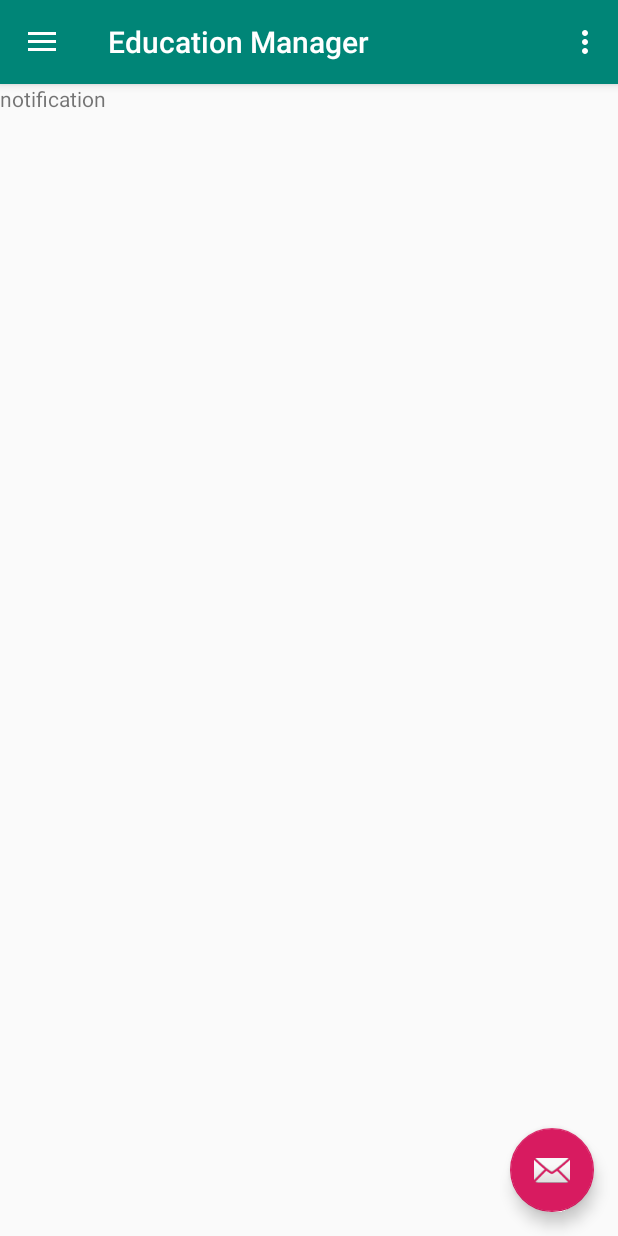
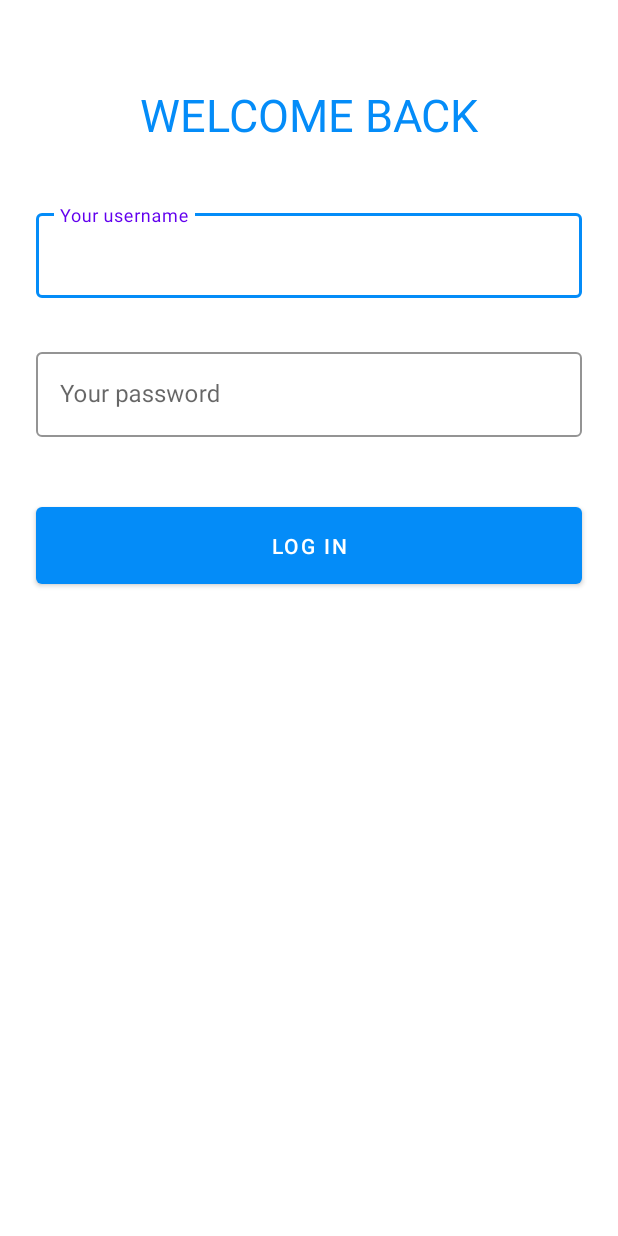
Before and after one commit to nguyenvanman/SOAEducationManager, an Android app: the screen it shows after launch (MainActivity before the commit, LoginActivity after it), on a phone screen of 412 x 824 dp. Run offline under Robolectric (Android 15) with nearby library versions, the phone set to English and light mode, and no system bars.

Commit message:
Add function login

```diff
--- /dev/null
+++ b/app/src/main/java/com/schoolteam/educationmanager/commons/Constants.kt
@@ -0,0 +1,10 @@
+package com.schoolteam.educationmanager.commons
+
+const val PreferenceKeyUserId = "user_id"
+const val PreferenceKeyUsername = "username"
+const val PreferenceKeyUserFirstName = "first_name"
+const val PreferenceKeyUserLastName = "last_name"
+const val PreferenceKeyUserAvatarUrl = "avatar_url"
+const val PreferenceKeyGroupId = "group_id"
+const val PreferenceKeyGroupName = "group_name"
+const val PreferenceKeyLoginToken = "login_token"
--- /dev/null
+++ b/app/src/main/java/com/schoolteam/educationmanager/models/dtos/requests/LoginBody.kt
@@ -0,0 +1,6 @@
+package com.schoolteam.educationmanager.models.dtos.requests
+
+import com.google.gson.annotations.SerializedName
+
+data class LoginBody(@SerializedName("username") val username: String,
+                     @SerializedName("password") val password: String)
--- /dev/null
+++ b/app/src/main/java/com/schoolteam/educationmanager/models/dtos/responses/Group.kt
@@ -0,0 +1,6 @@
+package com.schoolteam.educationmanager.models.dtos.responses
+
+import com.google.gson.annotations.SerializedName
+
+data class Group(@SerializedName("id") val id : Int?,
+                 @SerializedName("name") val name : String?)
--- /dev/null
+++ b/app/src/main/java/com/schoolteam/educationmanager/models/dtos/responses/LoginResponse.kt
@@ -0,0 +1,6 @@
+package com.schoolteam.educationmanager.models.dtos.responses
+
+import com.google.gson.annotations.SerializedName
+
+data class LoginResponse(@SerializedName("user") val user : User,
+                         @SerializedName("group") val group: Group)
--- /dev/null
+++ b/app/src/main/java/com/schoolteam/educationmanager/models/xx.kt
@@ -0,0 +1 @@
+package com.schoolteam.educationmanager.models
--- /dev/null
+++ b/app/src/main/res/layout/activity_login.xml
@@ -0,0 +1,86 @@
+<?xml version="1.0" encoding="utf-8"?>
+<android.support.constraint.ConstraintLayout xmlns:android="http://schemas.android.com/apk/res/android"
+                                             xmlns:app="http://schemas.android.com/apk/res-auto"
+                                             xmlns:tools="http://schemas.android.com/tools"
+                                             android:layout_width="match_parent"
+                                             android:layout_height="match_parent"
+                                             android:background="@color/colorWhite"
+                                             tools:ignore="Autofill">
+
+    <TextView
+            android:id="@+id/textView3"
+            android:layout_width="wrap_content"
+            android:layout_height="wrap_content"
+            android:layout_marginTop="56dp"
+            android:text="@string/login_screen_title"
+            android:textColor="@color/colorAccent"
+            android:textSize="30sp"
+            app:layout_constraintEnd_toEndOf="parent"
+            app:layout_constraintStart_toStartOf="parent"
+            app:layout_constraintTop_toTopOf="parent" />
+
+    <android.support.design.widget.TextInputLayout
+            android:layout_width="match_parent"
+            android:layout_height="wrap_content"
+            android:layout_marginLeft="24dp"
+            android:layout_marginRight="24dp"
+            android:layout_marginTop="40dp"
+            android:id="@+id/tilUsername"
+            app:boxStrokeColor="@color/colorAccent"
+            app:errorEnabled="true"
+            style="@style/Widget.MaterialComponents.TextInputLayout.OutlinedBox"
+            app:layout_constraintEnd_toEndOf="parent"
+            app:layout_constraintStart_toStartOf="parent"
+            app:layout_constraintTop_toBottomOf="@+id/textView3" >
+        <android.support.design.widget.TextInputEditText
+                android:layout_width="match_parent"
+                android:layout_height="wrap_content"
+                android:maxLines="1"
+                android:ellipsize="end"
+                android:ems="10"
+                android:inputType="textEmailAddress"
+                android:hint="@string/login_screen_input_username"
+                android:id="@+id/edt_username"/>
+    </android.support.design.widget.TextInputLayout>
+
+    <android.support.design.widget.TextInputLayout
+            android:layout_width="match_parent"
+            android:layout_height="wrap_content"
+            android:layout_marginLeft="24dp"
+            android:layout_marginRight="24dp"
+            android:layout_marginTop="10dp"
+            android:id="@+id/tilPassword"
+            app:errorEnabled="true"
+            app:boxStrokeColor="@color/colorAccent"
+            style="@style/Widget.MaterialComponents.TextInputLayout.OutlinedBox"
+            app:layout_constraintEnd_toEndOf="parent"
+            app:layout_constraintStart_toStartOf="parent"
+            app:layout_constraintTop_toBottomOf="@+id/tilUsername" >
+        <android.support.design.widget.TextInputEditText
+                android:layout_width="match_parent"
+                android:layout_height="wrap_content"
+                android:maxLines="1"
+                android:ellipsize="end"
+                android:ems="10"
+                android:inputType="textPassword"
+                android:hint="@string/login_screen_input_password"
+                android:id="@+id/edt_password"/>
+    </android.support.design.widget.TextInputLayout>
+
+    <Button
+            android:id="@+id/btn_login"
+            android:layout_width="match_parent"
+            android:layout_height="wrap_content"
+            android:layout_marginLeft="24dp"
+            android:layout_marginRight="24dp"
+            android:layout_marginTop="20dp"
+            android:paddingTop="16dp"
+            android:paddingBottom="16dp"
+            android:text="@string/login_screen_button_login"
+            android:textColor="@color/colorWhite"
+            app:backgroundTint="@color/colorAccent"
+            app:layout_constraintEnd_toEndOf="parent"
+            app:layout_constraintStart_toStartOf="parent"
+            app:layout_constraintTop_toBottomOf="@+id/tilPassword" />
+
+</android.support.constraint.ConstraintLayout>
--- /dev/null
+++ b/app/src/main/res/layout/querying_progress.xml
@@ -0,0 +1,6 @@
+<?xml version="1.0" encoding="utf-8"?>
+<ProgressBar xmlns:android="http://schemas.android.com/apk/res/android"
+             android:id="@+id/progressBar"
+             style="?android:attr/progressBarStyle"
+             android:layout_width="50dp"
+             android:layout_height="50dp" />
--- a/app/src/main/res/values/colors.xml
+++ b/app/src/main/res/values/colors.xml
@@ -2,5 +2,6 @@
 <resources>
     <color name="colorPrimary">#008577</color>
     <color name="colorPrimaryDark">#00574B</color>
-    <color name="colorAccent">#D81B60</color>
+    <color name="colorAccent">#048CF8</color>
+    <color name="colorWhite">#FFFFFF</color>
 </resources>
--- a/app/src/main/res/values/strings.xml
+++ b/app/src/main/res/values/strings.xml
@@ -13,6 +13,8 @@
     <string name="drawer_menu_logout">Log out</string>
     <string name="drawer_menu_title_others">Others</string>
 
-    <!-- TODO: Remove or change this placeholder text -->
-    <string name="hello_blank_fragment">Hello blank fragment</string>
+    <string name="login_screen_title">WELCOME BACK</string>
+    <string name="login_screen_input_username">Your username</string>
+    <string name="login_screen_input_password">Your password</string>
+    <string name="login_screen_button_login">Log in</string>
 </resources>
--- a/app/src/main/res/values/styles.xml
+++ b/app/src/main/res/values/styles.xml
@@ -1,7 +1,7 @@
 <resources>
 
     <!-- Base application theme. -->
-    <style name="AppTheme" parent="Theme.AppCompat.Light.DarkActionBar">
+    <style name="AppTheme" parent="@style/Theme.MaterialComponents.Light.DarkActionBar">
         <!-- Customize your theme here. -->
         <item name="colorPrimary">@color/colorPrimary</item>
         <item name="colorPrimaryDark">@color/colorPrimaryDark</item>
```
Also changed, not shown: app/build.gradle (+11 -0 lines), app/src/main/AndroidManifest.xml (+9 -4 lines), app/src/main/java/com/schoolteam/educationmanager/activities/LoginActivity.kt (added, +69 -0 lines), app/src/main/java/com/schoolteam/educationmanager/commons/PreferenceExtensions.kt (added, +19 -0 lines), app/src/main/java/com/schoolteam/educationmanager/controllers/AuthenticationController.kt (added, +15 -0 lines), app/src/main/java/com/schoolteam/educationmanager/models/dtos/responses/User.kt (added, +9 -0 lines), app/src/main/java/com/schoolteam/educationmanager/services/ApiClient.kt (added, +54 -0 lines), app/src/main/java/com/schoolteam/educationmanager/services/interfaces/AuthenticationService.kt (added, +13 -0 lines).
